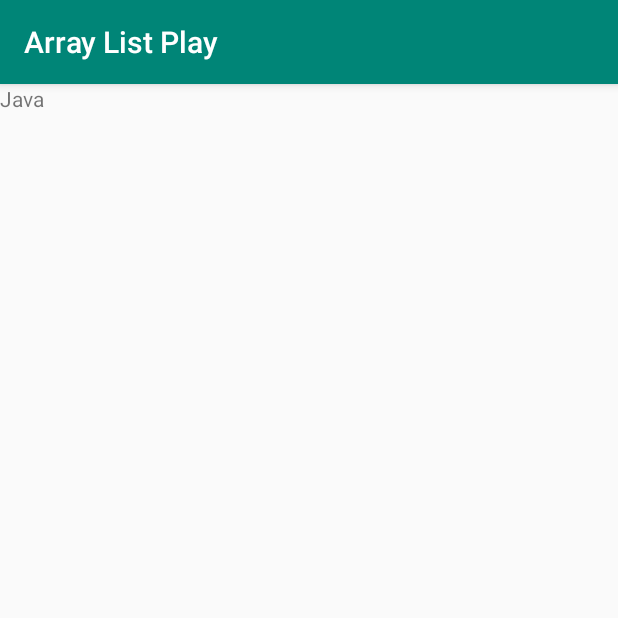
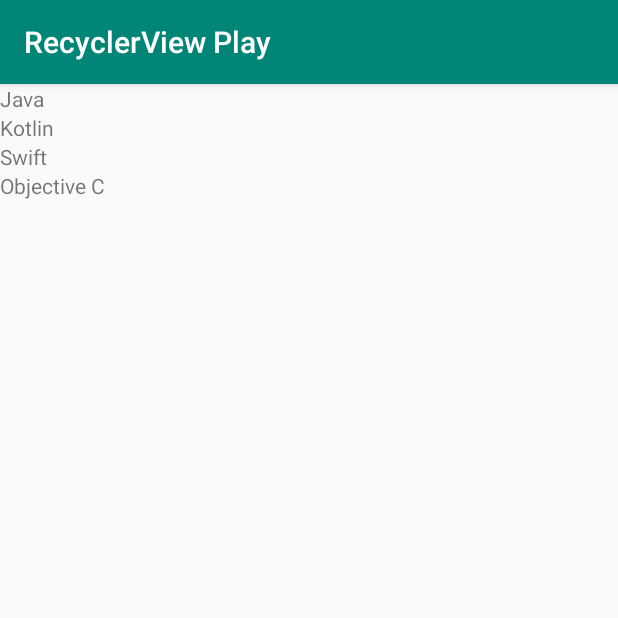
Before and after one commit to MobileApps-Cascadia/HFA-Chapter07, an Android app: the screen it shows after launch (MainActivity), on a phone screen of 412 x 824 dp, the top half of it. Run offline under Robolectric (Android 15) with nearby library versions, the phone set to English and light mode, and no system bars.

Commit message:
Fixed display issue with LinearLayout in checklist_item.xml--All rows now display

```diff
--- a/app/src/main/res/layout/checklist_item.xml
+++ b/app/src/main/res/layout/checklist_item.xml
@@ -1,12 +1,16 @@
 <?xml version="1.0" encoding="utf-8"?>
+
+<!-- FIXED DISPLAY ISSUE BY SETTING CHANGING LAYOUT_HEIGHT FROM MATCH_PARENT TO WRAP_CONTENT
+         IN LINEARLAYOUT-ONLY ONE ITEM WAS DISPLAYING BECAUSE EACH ROW WAS FULL SCREEN -->
+
 <LinearLayout xmlns:android="http://schemas.android.com/apk/res/android"
-    android:orientation="horizontal" android:layout_width="match_parent"
-    android:layout_height="match_parent">
-
+    android:orientation="vertical"
+    android:layout_width="match_parent"
+                                android:layout_height="wrap_content">
     <TextView
         android:id="@+id/checklist_item_name"
         android:layout_width="match_parent"
-        android:layout_height="wrap_content"
+        android:layout_height="0dp"
         android:layout_weight="1"
         android:text="TextView" />
 </LinearLayout>
--- a/app/src/main/res/values/strings.xml
+++ b/app/src/main/res/values/strings.xml
@@ -1,3 +1,3 @@
 <resources>
-    <string name="app_name">Array List Play</string>
+    <string name="app_name">RecyclerView Play</string>
 </resources>
```
